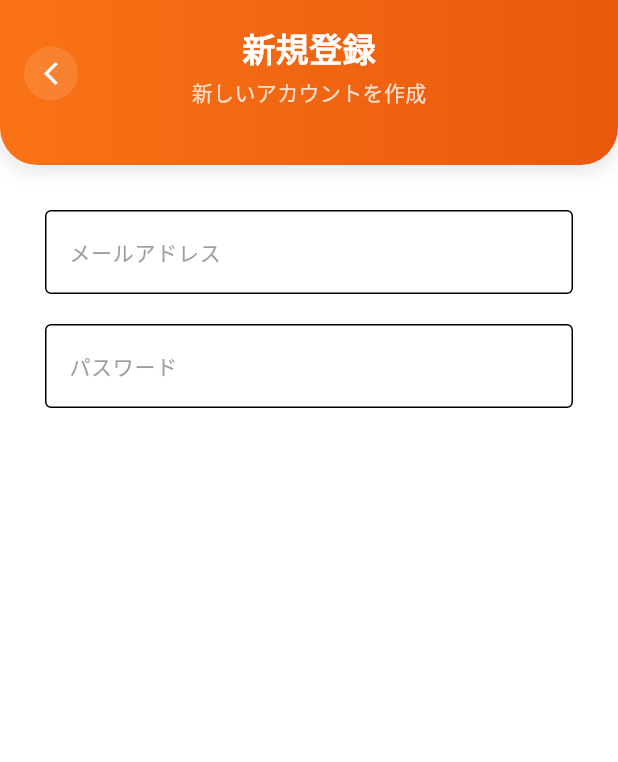
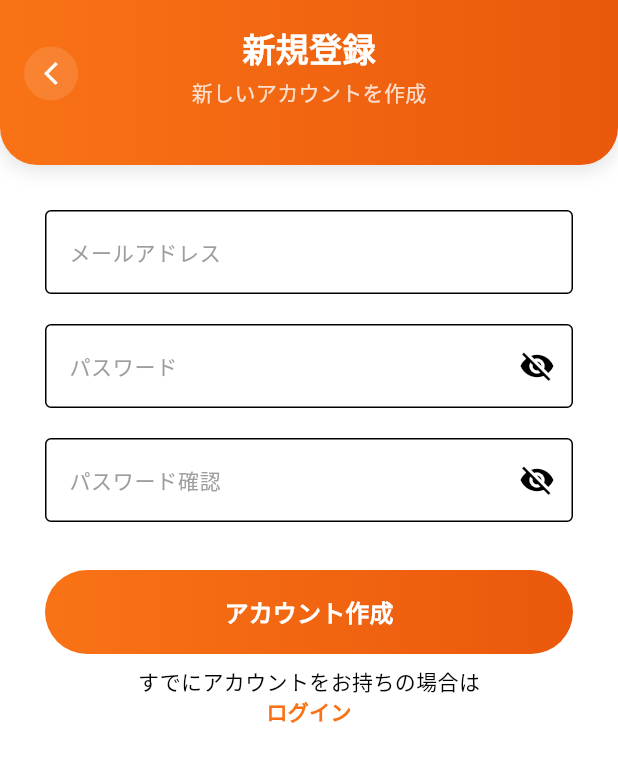
Before and after one commit to yukimiyake0607/task_flow, a Flutter app: the RegisterPage screen opened by its route, on a phone screen of 412 x 824 dp. Shown: the top 762 px of the screen. Run offline on Flutter 3.47's test engine with Material 3 defaults, Android fonts, the phone set to English and light mode, and no system bars; our stand-ins replace cloud_firestore, firebase_auth, firebase_core, flutter_riverpod, freezed_annotation, go_router and 1 more; accounts and stored records are empty.

Commit message:
add: 新規登録画面のUIを追加（機能は未実装）

```diff
--- a/lib/presentation/pages/auth/register_page.dart
+++ b/lib/presentation/pages/auth/register_page.dart
@@ -1,6 +1,9 @@
 import 'package:flutter/material.dart';
 import 'package:flutter_riverpod/flutter_riverpod.dart';
+import 'package:go_router/go_router.dart';
 import 'package:todo_app/presentation/core/appbar/custom_appbar.dart';
+import 'package:todo_app/presentation/core/theme/todo_card_color.dart';
+import 'package:todo_app/presentation/providers/auth/auth_provider.dart';
 
 class RegisterPage extends ConsumerStatefulWidget {
   const RegisterPage({super.key});
@@ -13,6 +16,8 @@ class _RegisterPageState extends ConsumerState<RegisterPage> {
   final _formKey = GlobalKey<FormState>();
   final _emailController = TextEditingController();
   final _passwordController = TextEditingController();
+  final _confirmPasswordController = TextEditingController();
+  bool _isPasswordVisible = true;
 
   @override
   void dispose() {
@@ -21,21 +26,26 @@ class _RegisterPageState extends ConsumerState<RegisterPage> {
     super.dispose();
   }
 
+  void _register() {}
+
   @override
   Widget build(BuildContext context) {
+    final authState = ref.watch(authActionStateProvider);
+    final isLoading = authState is AsyncLoading;
     return Scaffold(
       appBar: const CustomAppBar(
         title: '新規登録',
         isShowPopButton: true,
         subTitle: '新しいアカウントを作成',
       ),
-      body: SingleChildScrollView(
-        child: Padding(
-          padding: const EdgeInsets.all(30),
-          child: Form(
-            key: _formKey,
+      body: Padding(
+        padding: const EdgeInsets.all(30),
+        child: Form(
+          key: _formKey,
+          child: SingleChildScrollView(
             child: Column(
               children: [
+                // メールアドレス入力
                 TextFormField(
                   controller: _emailController,
                   decoration: const InputDecoration(
@@ -46,17 +56,146 @@ class _RegisterPageState extends ConsumerState<RegisterPage> {
                     ),
                     border: OutlineInputBorder(),
                   ),
+                  keyboardType: TextInputType.emailAddress,
+                  validator: (value) {
+                    if (value == null || value.isEmpty) {
+                      return 'メールアドレスを入力してください';
+                    }
+                    if (!RegExp(r'^[^@]+@[^@]+\.[^@]+').hasMatch(value)) {
+                      return '有効なメールアドレスを入力してください';
+                    }
+                    return null;
+                  },
+                  enabled: !isLoading,
                 ),
+
                 const SizedBox(height: 20),
+
+                // パスワード入力
                 TextFormField(
                   controller: _passwordController,
-                  decoration: const InputDecoration(
+                  decoration: InputDecoration(
                     labelText: 'パスワード',
-                    labelStyle: TextStyle(
+                    labelStyle: const TextStyle(
                       fontSize: 14,
                       color: Colors.grey,
                     ),
-                    border: OutlineInputBorder(),
+                    border: const OutlineInputBorder(),
+                    suffixIcon: IconButton(
+                      onPressed: () {
+                        setState(() {
+                          _isPasswordVisible = !_isPasswordVisible;
+                        });
+                      },
+                      icon: Icon(
+                        _isPasswordVisible
+                            ? Icons.visibility_off
+                            : Icons.visibility,
+                      ),
+                    ),
+                  ),
+                  obscureText: _isPasswordVisible,
+                  validator: (value) {
+                    if (value == null || value.isEmpty) {
+                      return 'パスワードを入力してください';
+                    }
+                    if (value.length < 6) {
+                      return 'パスワードは6文字以上で入力してください';
+                    }
+                    return null;
+                  },
+                  enabled: !isLoading,
+                ),
+
+                const SizedBox(height: 20),
+
+                // パスワード再入力
+                TextFormField(
+                  controller: _confirmPasswordController,
+                  decoration: InputDecoration(
+                    labelText: 'パスワード確認',
+                    labelStyle: const TextStyle(
+                      fontSize: 14,
+                      color: Colors.grey,
+                    ),
+                    border: const OutlineInputBorder(),
+                    suffixIcon: IconButton(
+                      onPressed: () {
+                        setState(() {
+                          _isPasswordVisible = !_isPasswordVisible;
+                        });
+                      },
+                      icon: Icon(
+                        _isPasswordVisible
+                            ? Icons.visibility_off
+                            : Icons.visibility,
+                      ),
+                    ),
+                  ),
+                  obscureText: _isPasswordVisible,
+                  validator: (value) {
+                    if (value == null || value.isEmpty) {
+                      return 'パスワードを入力してください';
+                    }
+                    if (value != _passwordController.text) {
+                      return 'パスワードが一致しません';
+                    }
+                    return null;
+                  },
+                  enabled: !isLoading,
+                ),
+
+                const SizedBox(height: 32),
+
+                // 登録ボタン
+                Container(
+                  width: double.infinity,
+                  height: 56,
+                  decoration: BoxDecoration(
+                    gradient: const LinearGradient(
+                      colors: [
+                        Color(0xFFF97316),
+                        Color(0xFFEA580C),
+                      ],
+                      begin: Alignment.centerLeft,
+                      end: Alignment.centerRight,
+                    ),
+                    borderRadius: BorderRadius.circular(28),
+                  ),
+                  child: ElevatedButton(
+                    onPressed: () {
+                      isLoading ? null : _register();
+                    },
+                    style: ElevatedButton.styleFrom(
+                      backgroundColor: Colors.transparent,
+                      shadowColor: Colors.transparent,
+                      shape: RoundedRectangleBorder(
+                        borderRadius: BorderRadius.circular(28),
+                      ),
+                    ),
+                    child: const Text(
+                      'アカウント作成',
+                      style: TextStyle(
+                        fontSize: 16,
+                        fontWeight: FontWeight.bold,
+                        color: Colors.white,
+                      ),
+                    ),
+                  ),
+                ),
+                const SizedBox(height: 8),
+                const Text('すでにアカウントをお持ちの場合は'),
+                GestureDetector(
+                  onTap: () {
+                    context.pop();
+                    context.push('/login');
+                  },
+                  child: const Text(
+                    'ログイン',
+                    style: TextStyle(
+                      color: todoMainColor,
+                      fontWeight: FontWeight.bold,
+                    ),
                   ),
                 ),
               ],
```
